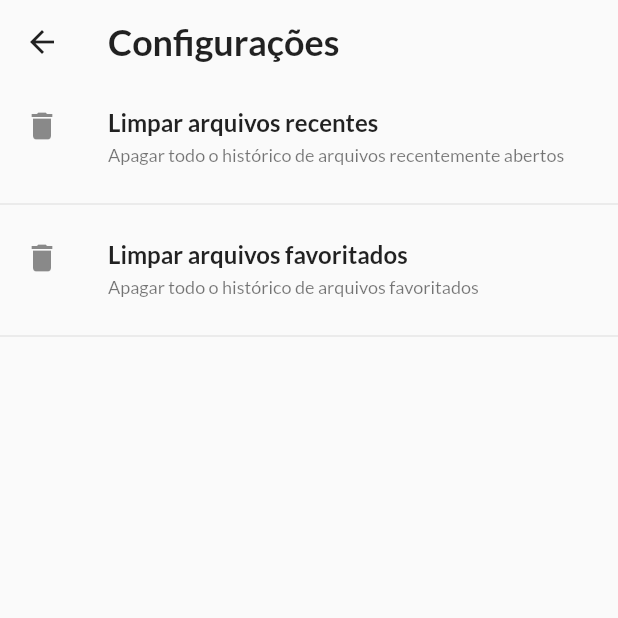
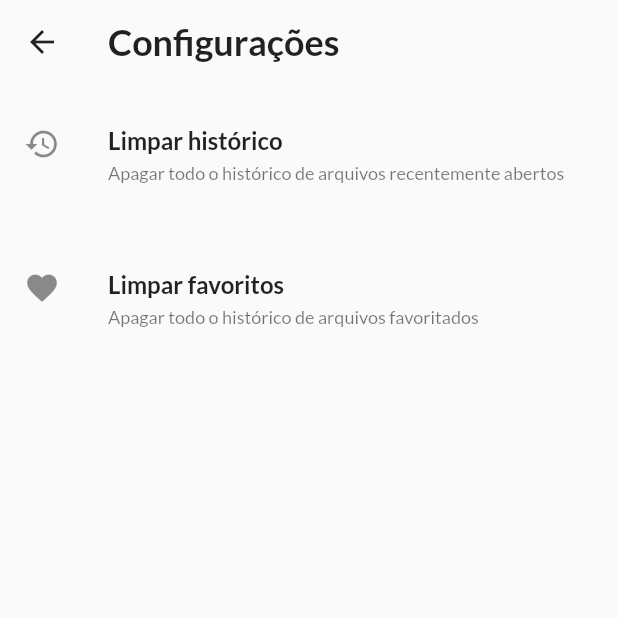
Before and after one commit to rbmelolima/PDF_Viewer, a Flutter app: the SettingsPage screen opened directly, on a phone screen of 412 x 824 dp, the top half of it. Run offline on Flutter 3.47's test engine with Material 2 defaults, Android fonts, the phone set to English and light mode, and no system bars; our stand-ins replace file_picker, flutter_svg, localstorage, permission_handler; missing offline and left inert: share_extend, syncfusion_flutter_pdfviewer.

Commit message:
refactor: melhorando a disposição do menu

```diff
--- /dev/null
+++ b/lib/features/settings/model/setting_model.dart
@@ -0,0 +1,15 @@
+import 'package:flutter/material.dart';
+
+class SettingModel {
+  final Icon icon;
+  final String title;
+  final String subtitle;
+  final Function action;
+
+  SettingModel({
+    required this.icon,
+    required this.title,
+    required this.subtitle,
+    required this.action,
+  });
+}
--- a/lib/features/settings/page/settings_page.dart
+++ b/lib/features/settings/page/settings_page.dart
@@ -1,4 +1,5 @@
 import 'package:flutter/material.dart';
+import 'package:pdf_viewer/features/settings/model/setting_model.dart';
 import 'package:pdf_viewer/shared/repository/list_repository.dart';
 
 class SettingsPage extends StatelessWidget {
@@ -6,6 +7,27 @@ class SettingsPage extends StatelessWidget {
 
   @override
   Widget build(BuildContext context) {
+    final List<SettingModel> settings = [
+      SettingModel(
+        icon: const Icon(Icons.history_outlined),
+        title: 'Limpar histórico',
+        subtitle: 'Apagar todo o histórico de arquivos recentemente abertos',
+        action: () async {
+          ListRepository listRepository = ListRepository();
+          await listRepository.clearFiles(TypeFile.recent);
+        },
+      ),
+      SettingModel(
+        icon: const Icon(Icons.favorite),
+        title: 'Limpar favoritos',
+        subtitle: 'Apagar todo o histórico de arquivos favoritados',
+        action: () async {
+          ListRepository listRepository = ListRepository();
+          await listRepository.clearFiles(TypeFile.favorite);
+        },
+      ),
+    ];
+
     return Scaffold(
       appBar: AppBar(
         title: Text(
@@ -13,41 +35,28 @@ class SettingsPage extends StatelessWidget {
           style: Theme.of(context).textTheme.displayMedium,
         ),
       ),
-      body: ListView(
-        children: [
-          ListTile(
-            leading: const Icon(Icons.delete),
+      body: ListView.builder(
+        itemCount: settings.length,
+        itemBuilder: (context, index) {
+          return ListTile(
+            contentPadding: const EdgeInsets.symmetric(
+              vertical: 12,
+              horizontal: 16,
+            ),
+            leading: settings[index].icon,
             title: Text(
-              'Limpar arquivos recentes',
+              settings[index].title,
               style: Theme.of(context).textTheme.headlineMedium,
             ),
             subtitle: Text(
-              'Apagar todo o histórico de arquivos recentemente abertos',
+              settings[index].subtitle,
               style: Theme.of(context).textTheme.bodySmall,
             ),
-            onTap: () async {
-              ListRepository listRepository = ListRepository();
-              await listRepository.clearFiles(TypeFile.recent);
+            onTap: () {
+              settings[index].action();
             },
-          ),
-          const Divider(),
-          ListTile(
-            leading: const Icon(Icons.delete),
-            title: Text(
-              'Limpar arquivos favoritados',
-              style: Theme.of(context).textTheme.headlineMedium,
-            ),
-            subtitle: Text(
-              'Apagar todo o histórico de arquivos favoritados',
-              style: Theme.of(context).textTheme.bodySmall,
-            ),
-            onTap: () async {
-              ListRepository listRepository = ListRepository();
-              await listRepository.clearFiles(TypeFile.favorite);
-            },
-          ),
-          const Divider(),
-        ],
+          );
+        },
       ),
     );
   }
```
